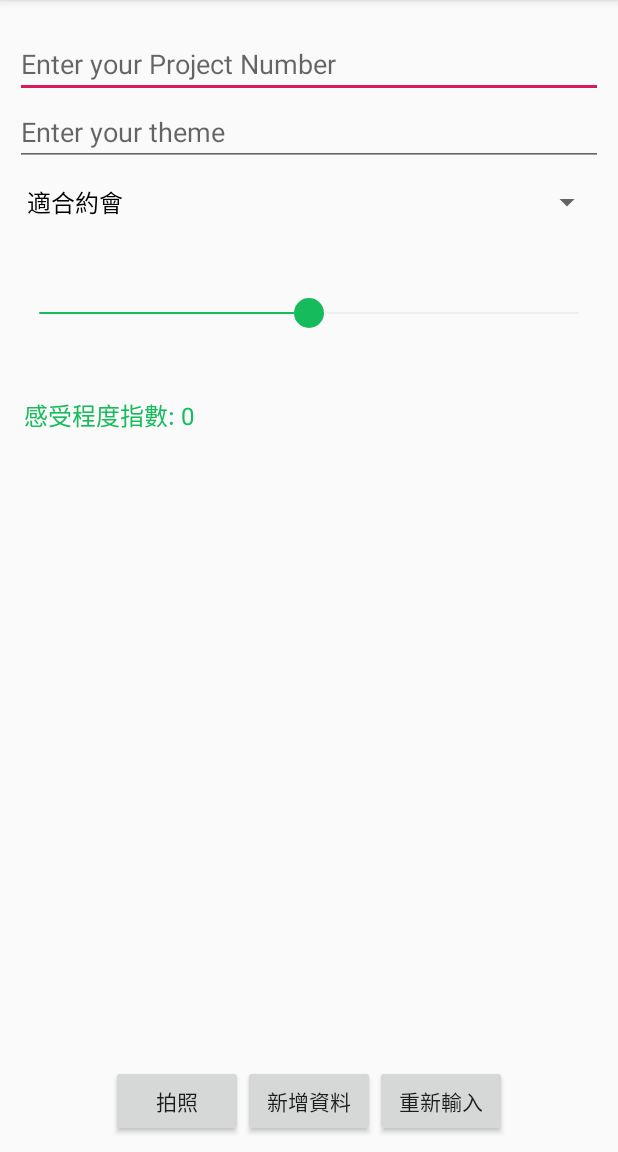
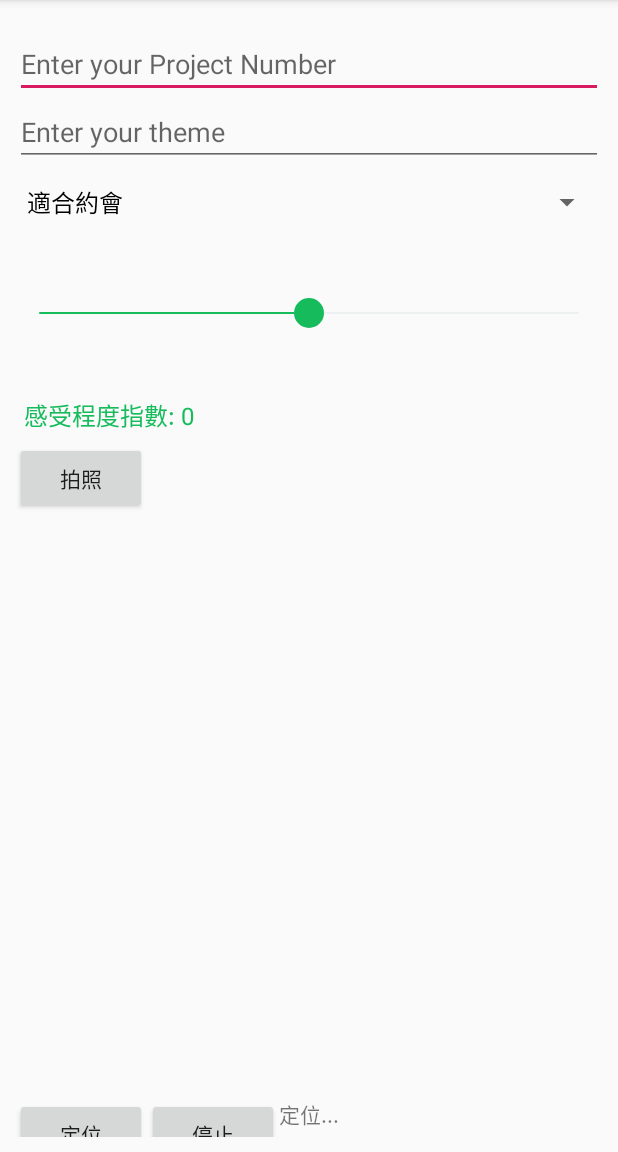
Before and after one commit to BillChun/FCU_ImageAnalysis, an Android app: the screen it shows after launch (MainActivity), on a phone screen of 412 x 824 dp, the part 84-1236 px from its top. Run offline under Robolectric (Android 15) with nearby library versions, the phone set to English and light mode, and no system bars.

Commit message:
add scrollView UI

```diff
--- a/app/src/main/AndroidManifest.xml
+++ b/app/src/main/AndroidManifest.xml
@@ -14,6 +14,9 @@
     <uses-permission android:name="android.permission.INTERNET"/>
     <uses-permission android:name="android.permission.ACCESS_NETWORK_STATE" />
     <uses-permission android:name="android.permission.ACCESS_WIFI_STATE" />
+
+    <uses-permission android:name="android.permission.ACCESS_FINE_LOCATION"></uses-permission>
+    <uses-permission android:name="android.permission.ACCESS_COARSE_LOCATION"></uses-permission>
 
     <application
         android:networkSecurityConfig="@xml/network_security_config"
--- a/app/src/main/java/com/example/bill1/fcu_case/MainActivity.java
+++ b/app/src/main/java/com/example/bill1/fcu_case/MainActivity.java
@@ -5,6 +5,7 @@ import android.annotation.SuppressLint;
 import android.app.Activity;
 import android.app.ProgressDialog;
 import android.content.ContentValues;
+import android.content.Context;
 import android.content.DialogInterface;
 import android.content.Intent;
 import android.content.pm.PackageManager;
@@ -12,6 +13,9 @@ import android.database.Cursor;
 import android.database.sqlite.SQLiteDatabase;
 import android.graphics.Bitmap;
 import android.graphics.BitmapFactory;
+import android.location.Location;
+import android.location.LocationListener;
+import android.location.LocationManager;
 import android.media.Image;
 import android.net.Uri;
 import android.os.AsyncTask;
@@ -19,6 +23,7 @@ import android.os.Build;
 import android.os.Bundle;
 import android.os.Environment;
 import android.provider.MediaStore;
+import android.support.v4.app.ActivityCompat;
 import android.support.v4.content.FileProvider;
 import android.support.v7.app.AlertDialog;
 import android.support.v7.app.AppCompatActivity;
@@ -59,41 +64,49 @@ import javax.net.ssl.HttpsURLConnection;
 public class MainActivity extends AppCompatActivity {
 
     private static final String DBname = "DB2019.db";
-    private static final int  DBversion = 1;
+    private static final int DBversion = 1;
     private static final String TBname = "DB2019";
     private EditText etUseNum;
     private EditText etUseName;
     private EditText etUseSoc;
     private EditText etUseFeel;
     private EditText etUseAdd;
-    private Button btAdd,btCancel;
+    private Button btAdd, btCancel;
     private SQLdata dbHper;
 
     private SeekBar seekBar;
     private TextView textView;
 
+    private Button btnStart;
+    private Button btnStop;
 
 
     ImageView image_view;
     Bitmap bitmap;
     //EditText imageName;
     Button GetImageFromGalleryButton, UploadImageOnServerButton;
-    ByteArrayOutputStream byteArrayOutputStream ;
+    ByteArrayOutputStream byteArrayOutputStream;
     byte[] byteArray;
-    String ConvertImage ;
-    ProgressDialog progressDialog ;
-    String ImageTag = "image_tag" ;
-    String ImageName = "image_data" ;
+    String ConvertImage;
+    ProgressDialog progressDialog;
+    String ImageTag = "image_tag";
+    String ImageName = "image_data";
     String GetImageNameFromEditText;
     URL url;
-    HttpURLConnection httpURLConnection ;
+    HttpURLConnection httpURLConnection;
     OutputStream outputStream;
-    BufferedWriter bufferedWriter ;
-    BufferedReader bufferedReader ;
-    int RC ;
+    BufferedWriter bufferedWriter;
+    BufferedReader bufferedReader;
+    int RC;
     StringBuilder stringBuilder;
     boolean check = true;
     private int GALLERY = 1, CAMERA = 2;
+
+
+
+
+
+
 
 
 
@@ -102,6 +115,8 @@ public class MainActivity extends AppCompatActivity {
         setContentView(R.layout.activity_main);
       /*  DH = new SQLdata(this);
         add("123");*/
+
+
 
 
 
@@ -119,6 +134,8 @@ public class MainActivity extends AppCompatActivity {
         image_view = (ImageView) findViewById(R.id.image_view);
         seekBar = (SeekBar) findViewById(R.id.progress);
         textView = (TextView) findViewById(R.id.text1);
+
+
         seekBar.setOnSeekBarChangeListener(new SeekBar.OnSeekBarChangeListener() {
             @Override
             public void onProgressChanged(SeekBar seekBar, int progress, boolean fromUser) {
--- a/app/src/main/res/layout/activity_main.xml
+++ b/app/src/main/res/layout/activity_main.xml
@@ -10,9 +10,14 @@
     android:paddingRight="10sp"
     android:paddingTop="20sp">
 
+
+    <ScrollView
+        android:layout_width="match_parent"
+        android:layout_height="match_parent">
+
         <LinearLayout
             android:layout_width="match_parent"
-        android:layout_height="match_parent"
+            android:layout_height="wrap_content"
             android:orientation="vertical">
 
             <EditText
@@ -41,13 +46,13 @@
                 android:layout_toLeftOf="@+id/text1"
                 android:max="10"
 
-        android:progress="5"
                 android:maxHeight="1dp"
                 android:minHeight="1dp"
                 android:paddingLeft="12dp"
                 android:paddingTop="3dp"
                 android:paddingRight="12dp"
                 android:paddingBottom="3dp"
+                android:progress="5"
                 android:progressDrawable="@drawable/layer_progress"
                 android:thumb="@drawable/shape_circle" />
 
@@ -62,30 +67,62 @@
                 android:textColor="#16BC5C"
                 android:textSize="16dp" />
 
-    <ImageView
-        android:id="@+id/image_view"
-        android:layout_width="385dp"
-        android:layout_height="385dp"
-        android:padding="6sp"
-        android:layout_margin="2sp"
-         />
-
-</LinearLayout>
-
-
             <LinearLayout
                 android:layout_width="match_parent"
-    android:layout_height="10000dp"
-    android:orientation="horizontal"
-    android:gravity="bottom|center">
-
+                android:layout_height="match_parent"
+                android:orientation="horizontal">
 
                 <Button
                     android:id="@+id/catch_BT"
                     android:layout_width="wrap_content"
                     android:layout_height="wrap_content"
-        android:text="@string/Catch_BT"
-        android:onClick="clickSmallButton"/>
+                    android:onClick="clickSmallButton"
+                    android:text="@string/Catch_BT" />
+            </LinearLayout>
+
+            <ImageView
+                android:id="@+id/image_view"
+                android:layout_width="385dp"
+                android:layout_height="385dp"
+                android:layout_margin="2sp"
+                android:padding="6sp" />
+
+            <LinearLayout
+                android:layout_width="match_parent"
+                android:layout_height="match_parent"
+                android:orientation="vertical">
+
+                <LinearLayout
+                    android:layout_width="match_parent"
+                    android:layout_height="match_parent"
+                    android:orientation="horizontal">
+
+                    <Button
+                        android:id="@+id/btnStart"
+                        android:layout_width="wrap_content"
+                        android:layout_height="wrap_content"
+                        android:text="@string/btnStart" />
+
+                    <Button
+                        android:id="@+id/btnStop"
+                        android:layout_width="wrap_content"
+                        android:layout_height="wrap_content"
+                        android:text="@string/btnStop" />
+
+                    <TextView
+                        android:id="@id/text"
+                        android:layout_width="wrap_content"
+                        android:layout_height="match_parent"
+                        android:text="定位..." />
+
+                </LinearLayout>
+
+                <LinearLayout
+                    android:layout_width="match_parent"
+                    android:layout_height="match_parent"
+                    android:gravity="bottom|center"
+                    android:orientation="horizontal">
+
 
                     <Button
                         android:id="@+id/butAdd"
@@ -103,5 +140,10 @@
 
 
                 </LinearLayout>
+            </LinearLayout>
+
+        </LinearLayout>
+    </ScrollView>
+
 
 </RelativeLayout>
--- a/app/src/main/res/values/strings.xml
+++ b/app/src/main/res/values/strings.xml
@@ -12,5 +12,8 @@
     <string name="btCusAdd">新增資料</string>
     <string name="btPtIns"></string>
     <string name="btPtCancel">重新輸入</string>
+    <string name="text"></string>
+    <string name="btnStart">定位</string>
+    <string name="btnStop">停止</string>
 
 </resources>
--- a/build.gradle
+++ b/build.gradle
@@ -7,7 +7,7 @@ buildscript {
         jcenter()
     }
     dependencies {
-        classpath 'com.android.tools.build:gradle:3.4.0'
+        classpath 'com.android.tools.build:gradle:3.5.0'
 
 
         // NOTE: Do not place your application dependencies here; they belong
```
Also changed, not shown: gradle/wrapper/gradle-wrapper.properties. Lines whose indentation alone changed are shown as unchanged.
